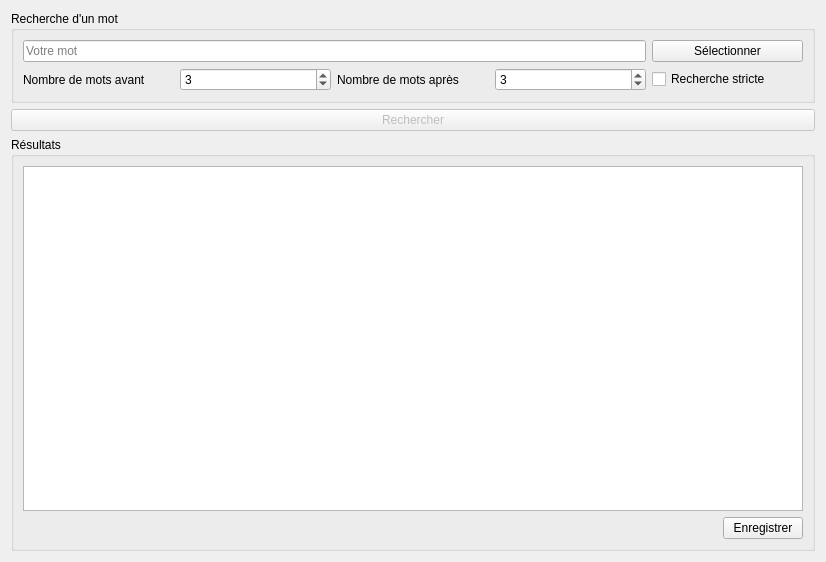
Above: GUI/ConcordanceTab.ui from Hamza5/TALN-Quran before the change. Below: the same form after it.
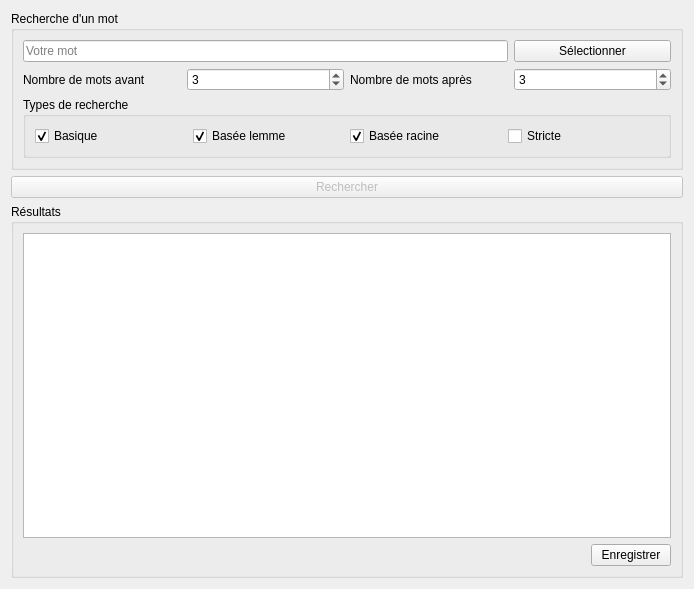
That is the form after the change.

Commit message: Ajouter les types de la recherche

The edit to the form file:
```diff
--- a/GUI/ConcordanceTab.ui
+++ b/GUI/ConcordanceTab.ui
@@ -6,8 +6,8 @@
    <rect>
     <x>0</x>
     <y>0</y>
-    <width>826</width>
-    <height>562</height>
+    <width>694</width>
+    <height>589</height>
    </rect>
   </property>
   <property name="windowTitle">
@@ -75,14 +75,14 @@
         </property>
        </widget>
       </item>
-      <item row="2" column="4">
-       <widget class="QCheckBox" name="concordanceStrictSearchCheckBox">
-        <property name="text">
-         <string>Recherche stricte</string>
+      <item row="0" column="0" colspan="3">
+       <widget class="QLineEdit" name="concordanceSourceLineEdit">
+        <property name="placeholderText">
+         <string>Votre mot</string>
         </property>
        </widget>
       </item>
-      <item row="0" column="4">
+      <item row="0" column="3">
        <widget class="QPushButton" name="concordanceSourceSelectPushButton">
         <property name="text">
          <string>Sélectionner</string>
@@ -92,11 +92,50 @@
         </property>
        </widget>
       </item>
-      <item row="0" column="0" colspan="4">
-       <widget class="QLineEdit" name="concordanceSourceLineEdit">
-        <property name="placeholderText">
-         <string>Votre mot</string>
+      <item row="3" column="0" colspan="4">
+       <widget class="QGroupBox" name="concordanceSourceSearchTypesGroupBox">
+        <property name="title">
+         <string>Types de recherche</string>
         </property>
+        <layout class="QHBoxLayout" name="horizontalLayout_2">
+         <item>
+          <widget class="QCheckBox" name="concordanceSourceBasicSearchTypeCheckBox">
+           <property name="text">
+            <string>Basique</string>
+           </property>
+           <property name="checked">
+            <bool>true</bool>
+           </property>
+          </widget>
+         </item>
+         <item>
+          <widget class="QCheckBox" name="concordanceSourceLemmeSearchTypeCheckBox">
+           <property name="text">
+            <string>Basée lemme</string>
+           </property>
+           <property name="checked">
+            <bool>true</bool>
+           </property>
+          </widget>
+         </item>
+         <item>
+          <widget class="QCheckBox" name="concordanceSourceRootSearchTypeCheckBox">
+           <property name="text">
+            <string>Basée racine</string>
+           </property>
+           <property name="checked">
+            <bool>true</bool>
+           </property>
+          </widget>
+         </item>
+         <item>
+          <widget class="QCheckBox" name="concordanceStrictSearchCheckBox">
+           <property name="text">
+            <string>Stricte</string>
+           </property>
+          </widget>
+         </item>
+        </layout>
        </widget>
       </item>
      </layout>
```
The commit also changes 3 other files.
